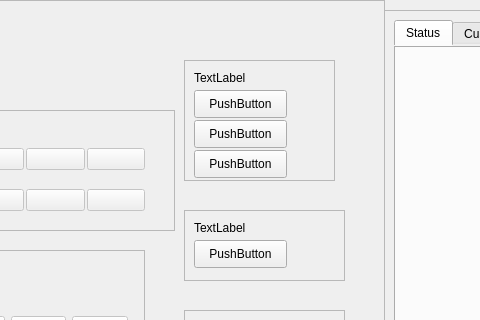
This is SimulacionRestaurante/mainwindow.ui in Fao2212/Proyecto-I-Estructuras as Qt 5 draws it before an edit; both pictures show x 566 to 1046 and y 0 to 320 of the 1237 by 681 pixel window. The edited form follows.
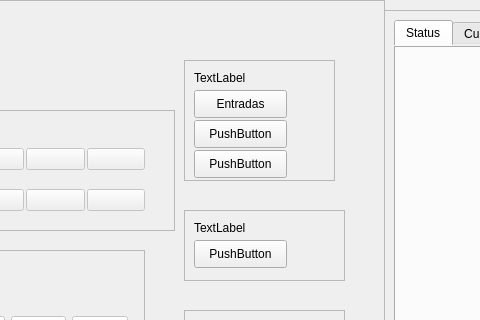
This is the edited form. Icons and pictures are not drawn.

Patch:
```diff
--- a/SimulacionRestaurante/mainwindow.ui
+++ b/SimulacionRestaurante/mainwindow.ui
@@ -1080,7 +1080,7 @@
         </rect>
        </property>
        <property name="text">
-        <string>PushButton</string>
+        <string>Entradas</string>
        </property>
       </widget>
       <widget class="QPushButton" name="pushButton_4">
```
Left out of the diff: 13 changed lines with no effect on the pictures.
